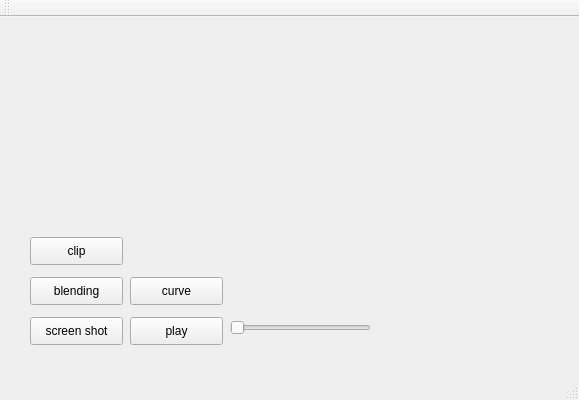
This is Qt/QtWidgetsApplication1/QtWidgetsApplication1.ui in eunjiyun/-Field_Training as Qt 5 draws it before an edit. The edited form follows.
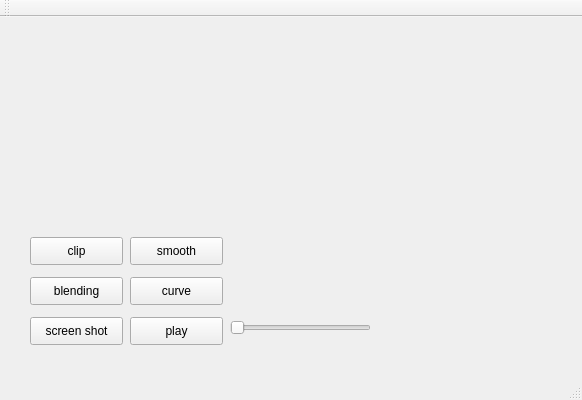
This is the edited form.

Diff of the .ui file:
```diff
--- a/Qt/QtWidgetsApplication1/QtWidgetsApplication1.ui
+++ b/Qt/QtWidgetsApplication1/QtWidgetsApplication1.ui
@@ -6,7 +6,7 @@
    <rect>
     <x>0</x>
     <y>0</y>
-    <width>579</width>
+    <width>582</width>
     <height>400</height>
    </rect>
   </property>
@@ -92,6 +92,19 @@
      <string>clip</string>
     </property>
    </widget>
+   <widget class="QPushButton" name="pushButton_6">
+    <property name="geometry">
+     <rect>
+      <x>130</x>
+      <y>220</y>
+      <width>93</width>
+      <height>28</height>
+     </rect>
+    </property>
+    <property name="text">
+     <string>smooth</string>
+    </property>
+   </widget>
   </widget>
   <widget class="QMenuBar" name="menuBar">
    <property name="geometry">
```
Left out of the diff: 2 changed lines with no effect on the pictures.
